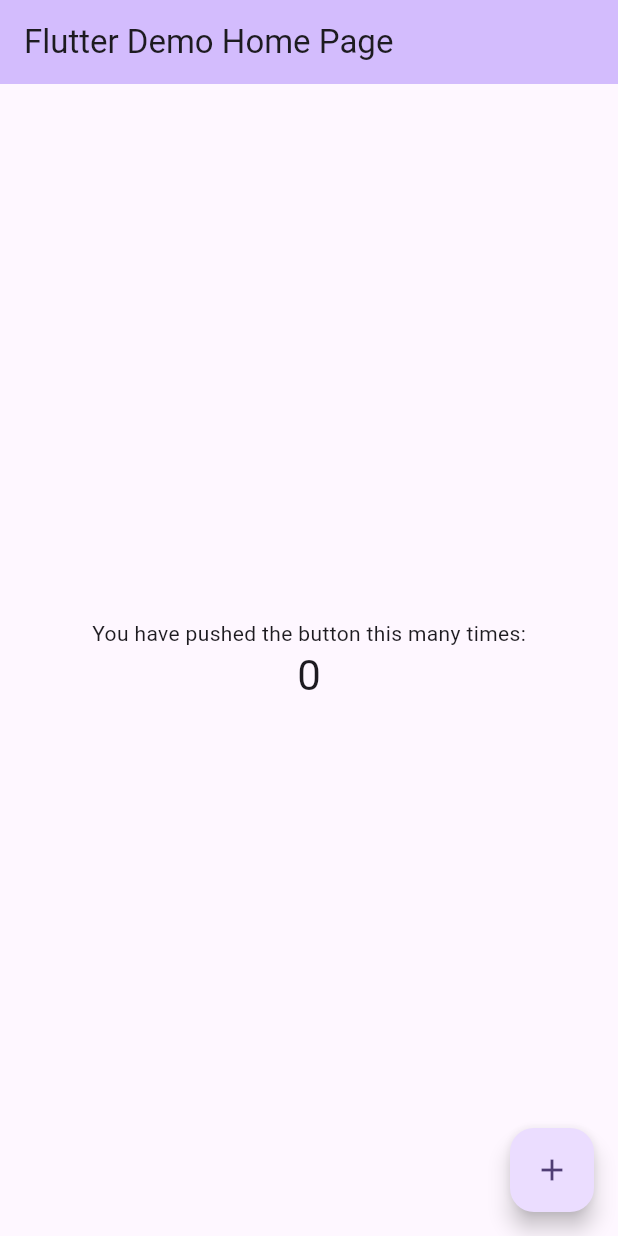
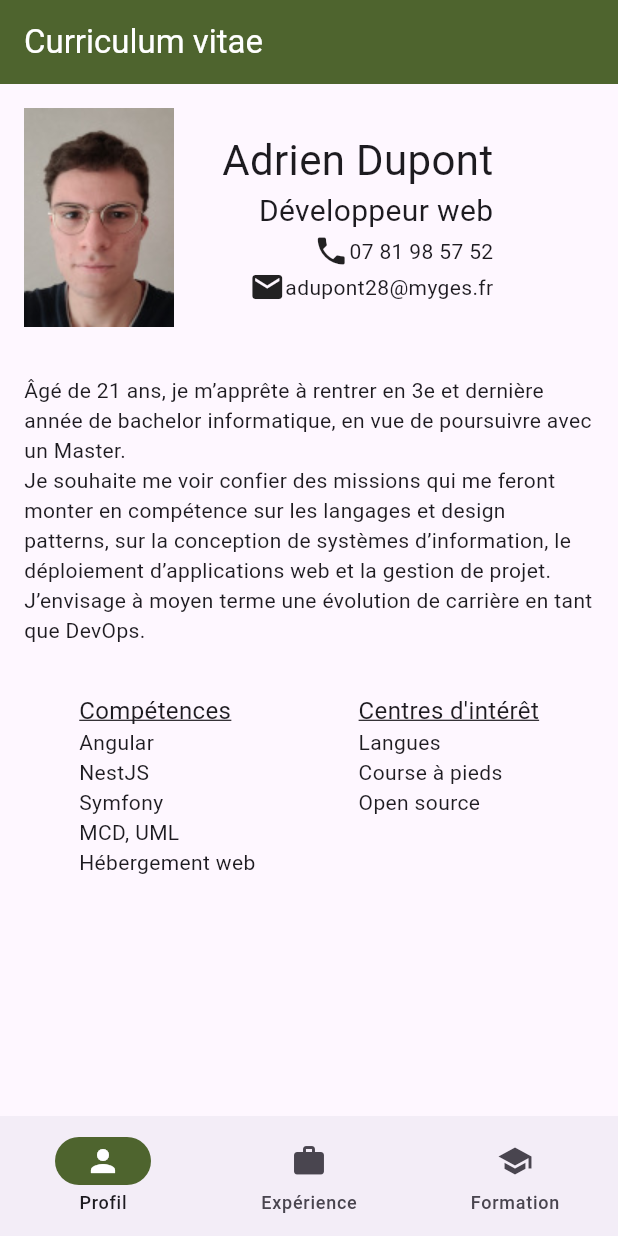
Before and after one commit to Adrienfdupont/cv-mobile, a Flutter app: the screen it shows after launch, on a phone screen of 412 x 824 dp. Run offline on Flutter 3.47's test engine with Material 3 defaults, Android fonts, the phone set to English and light mode, and no system bars.

Commit message:
homepage; experience; schooling

```diff
--- /dev/null
+++ b/assets/profile_page/about_me.txt
@@ -0,0 +1,3 @@
+Âgé de 21 ans, je m’apprête à rentrer en 3e et dernière année de bachelor informatique, en vue de poursuivre avec un Master.
+Je souhaite me voir confier des missions qui me feront monter en compétence sur les langages et design patterns, sur la conception de systèmes d’information, le déploiement d’applications web et la gestion de projet.
+J’envisage à moyen terme une évolution de carrière en tant que DevOps.
--- /dev/null
+++ b/assets/profile_page/email.txt
@@ -0,0 +1 @@
+adupont28@myges.fr
--- /dev/null
+++ b/assets/profile_page/github.txt
@@ -0,0 +1 @@
+Adrienfdupont
--- /dev/null
+++ b/assets/profile_page/location.txt
@@ -0,0 +1 @@
+Marcq-en-Barœul
--- /dev/null
+++ b/assets/profile_page/phone_number.txt
@@ -0,0 +1 @@
+07 81 98 57 52
--- /dev/null
+++ b/lib/cv_mobile.dart
@@ -0,0 +1,59 @@
+import 'package:cv_mobile/experience_page.dart';
+import 'package:cv_mobile/profile_page.dart';
+import 'package:cv_mobile/schooling_page.dart';
+import 'package:flutter/material.dart';
+
+class CvMobile extends StatefulWidget {
+  const CvMobile({super.key});
+
+  @override
+  State<CvMobile> createState() => _CvMobileState();
+}
+
+class _CvMobileState extends State<CvMobile> {
+  int currentPageIndex = 0;
+
+  @override
+  Widget build(BuildContext context) {
+    return Scaffold(
+      appBar: AppBar(
+        title: const Text(
+          'Curriculum vitae',
+          style: TextStyle(color: Colors.white),
+        ),
+        backgroundColor: const Color(0xff4E642E),
+      ),
+      bottomNavigationBar: NavigationBar(
+        onDestinationSelected: (int index) {
+          setState(() {
+            currentPageIndex = index;
+          });
+        },
+        indicatorColor: const Color(0xff4E642E),
+        selectedIndex: currentPageIndex,
+        destinations: const <Widget>[
+          NavigationDestination(
+            icon: Icon(Icons.person),
+            selectedIcon: Icon(Icons.person, color: Colors.white),
+            label: 'Profil',
+          ),
+          NavigationDestination(
+            icon: Icon(Icons.work),
+            selectedIcon: Icon(Icons.work, color: Colors.white),
+            label: 'Expérience',
+          ),
+          NavigationDestination(
+            icon: Icon(Icons.school),
+            selectedIcon: Icon(Icons.school, color: Colors.white),
+            label: 'Formation',
+          ),
+        ],
+      ),
+      body: <Widget>[
+        const ProfilePage(),
+        const ExperiencePage(),
+        const SchoolingPage(),
+      ][currentPageIndex],
+    );
+  }
+}
--- a/lib/main.dart
+++ b/lib/main.dart
@@ -1,69 +1,17 @@
 import 'package:flutter/material.dart';
+import 'package:cv_mobile/cv_mobile.dart';
 
-void main() {
-  runApp(const MyApp());
-}
+void main() => runApp(const CvMobileApp());
 
-class MyApp extends StatelessWidget {
-  const MyApp({super.key});
+class CvMobileApp extends StatelessWidget {
+  const CvMobileApp({super.key});
 
   @override
   Widget build(BuildContext context) {
     return MaterialApp(
-      title: 'Flutter Demo',
-      theme: ThemeData(
-        colorScheme: ColorScheme.fromSeed(seedColor: Colors.deepPurple),
-        useMaterial3: true,
-      ),
-      home: const MyHomePage(title: 'Flutter Demo Home Page'),
+      debugShowCheckedModeBanner: false,
+      theme: ThemeData(useMaterial3: true),
+      home: const CvMobile(),
     );
   }
 }
-
-class MyHomePage extends StatefulWidget {
-  const MyHomePage({super.key, required this.title});
-
-  final String title;
-
-  @override
-  State<MyHomePage> createState() => _MyHomePageState();
-}
-
-class _MyHomePageState extends State<MyHomePage> {
-  int _counter = 0;
-
-  void _incrementCounter() {
-    setState(() {
-      _counter++;
-    });
-  }
-
-  @override
-  Widget build(BuildContext context) {
-    return Scaffold(
-      appBar: AppBar(
-        backgroundColor: Theme.of(context).colorScheme.inversePrimary,
-        title: Text(widget.title),
-      ),
-      body: Center(
-        child: Column(
-          mainAxisAlignment: MainAxisAlignment.center,
-          children: <Widget>[
-            const Text(
-              'You have pushed the button this many times:',
-            ),
-            Text(
-              '$_counter',
-              style: Theme.of(context).textTheme.headlineMedium,
-            ),
-          ],
-        ),
-      ),
-      floatingActionButton: FloatingActionButton(
-        onPressed: _incrementCounter,
-        tooltip: 'Increment',
-        child: const Icon(Icons.add),
-      ),
-    );
-  }
-}
--- /dev/null
+++ b/lib/profile_page.dart
@@ -0,0 +1,112 @@
+import 'package:flutter/material.dart';
+import 'package:flutter/services.dart' show rootBundle;
+
+class ProfilePage extends StatefulWidget {
+  const ProfilePage({super.key});
+
+  @override
+  State<StatefulWidget> createState() => _ProfilePageState();
+}
+
+class _ProfilePageState extends State<ProfilePage> {
+  String _aboutMeText = '';
+
+  @override
+  void initState() {
+    super.initState();
+    loadAsset();
+  }
+
+  @override
+  Widget build(BuildContext context) {
+    return Column(
+      children: [
+        Row(
+          children: [
+            Container(
+                padding: const EdgeInsets.all(16),
+                child: const Image(
+                  image: AssetImage('assets/profile_page/picture.jpg'),
+                )),
+            Container(
+                padding: const EdgeInsets.all(16),
+                child: const Column(
+                  crossAxisAlignment: CrossAxisAlignment.end,
+                  children: [
+                    Text(
+                      'Adrien Dupont',
+                      style: TextStyle(fontSize: 28),
+                    ),
+                    Text('Développeur web', style: TextStyle(fontSize: 20)),
+                    Row(
+                      children: [
+                        Icon(Icons.phone),
+                        Text('07 81 98 57 52'),
+                      ],
+                    ),
+                    Row(
+                      children: [
+                        Icon(Icons.email),
+                        Text('adupont28@myges.fr'),
+                      ],
+                    ),
+                  ],
+                )),
+          ],
+        ),
+        Container(
+          padding: const EdgeInsets.all(16),
+          child: Text(_aboutMeText),
+        ),
+        Row(
+          crossAxisAlignment: CrossAxisAlignment.start,
+          mainAxisAlignment: MainAxisAlignment.spaceEvenly,
+          children: [
+            Container(
+              padding: const EdgeInsets.all(16),
+              child: const Column(
+                crossAxisAlignment: CrossAxisAlignment.start,
+                children: [
+                  Text(
+                    'Compétences',
+                    style: TextStyle(
+                        decoration: TextDecoration.underline, fontSize: 16),
+                  ),
+                  Text('Angular'),
+                  Text('NestJS'),
+                  Text('Symfony'),
+                  Text('MCD, UML'),
+                  Text('Hébergement web'),
+                ],
+              ),
+            ),
+            Container(
+              padding: const EdgeInsets.all(16),
+              child: const Column(
+                crossAxisAlignment: CrossAxisAlignment.start,
+                children: [
+                  Text(
+                    'Centres d\'intérêt',
+                    style: TextStyle(
+                        decoration: TextDecoration.underline, fontSize: 16),
+                  ),
+                  Text('Langues'),
+                  Text('Course à pieds'),
+                  Text('Open source'),
+                ],
+              ),
+            ),
+          ],
+        )
+      ],
+    );
+  }
+
+  Future<void> loadAsset() async {
+    String fileText =
+        await rootBundle.loadString('assets/profile_page/about_me.txt');
+    setState(() {
+      _aboutMeText = fileText;
+    });
+  }
+}
```
Also changed, not shown: lib/experience_page.dart (added, +104 -0 lines), lib/schooling_page.dart (added, +75 -0 lines), pubspec.yaml (+9 -0 lines), assets/profile_page/angular-logo.png (added), assets/profile_page/nest-js-logo.png (added), assets/profile_page/picture.jpg (added), assets/profile_page/symfony-logo.png (added), assets/schooling-page/germany-flag.png (added), assets/schooling-page/netherlands-flag.png (added), assets/schooling-page/uk-flag.png (added).
